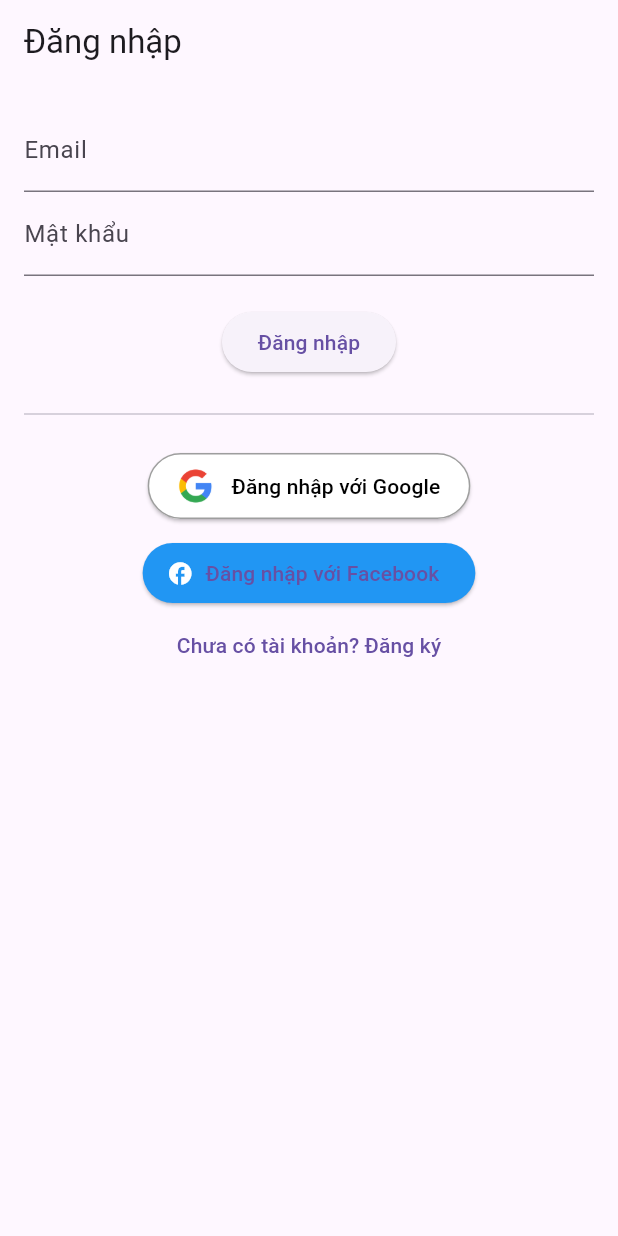
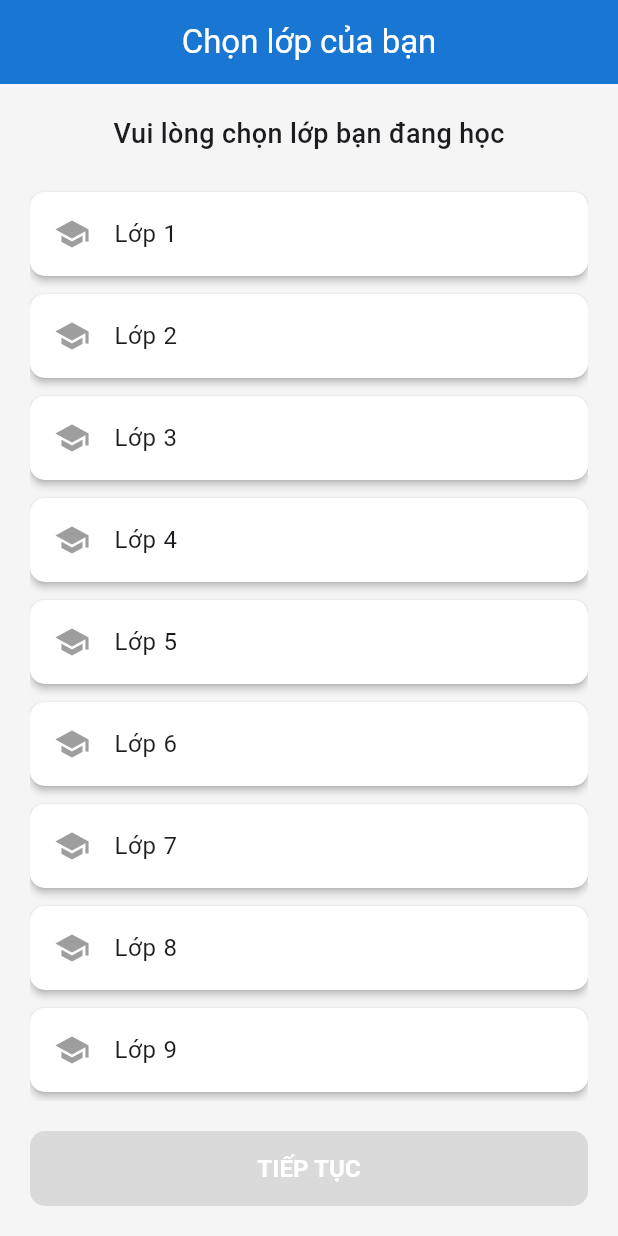
Before and after one commit to Sang20225664/AI-Tutor, a Flutter app: the screen it shows after launch, on a phone screen of 412 x 824 dp. Run offline on Flutter 3.47's test engine with Material 3 defaults, Android fonts, the light colour scheme and no system bars; our stand-ins replace shared_preferences.

Commit message:
choose grade & darkmode

```diff
--- a/ai_tutor_app/lib/main.dart
+++ b/ai_tutor_app/lib/main.dart
@@ -1,19 +1,59 @@
+import 'package:ai_tutor_app/screens/profile_screen.dart';
 import 'package:flutter/material.dart';
-import 'screens/login_screen.dart';
+import 'package:shared_preferences/shared_preferences.dart';
+import 'package:ai_tutor_app/screens/home_screen.dart';
+import 'package:ai_tutor_app/screens/select_grade_screen.dart';
 
-void main() {
-  runApp(const MyApp());
+void main() async {
+  WidgetsFlutterBinding.ensureInitialized();
+  final prefs = await SharedPreferences.getInstance();
+  final hasSelectedGrade = prefs.containsKey('selectedGrade');
+  final isDarkMode = prefs.getBool('isDarkMode') ?? false;
+
+  runApp(
+    MyApp(
+      initialRoute: hasSelectedGrade ? '/home' : '/select-grade',
+      isDarkMode: isDarkMode,
+    ),
+  );
 }
 
-class MyApp extends StatelessWidget {
-  const MyApp({super.key});
+class MyApp extends StatefulWidget {
+  final String initialRoute;
+  final bool isDarkMode;
+  MyApp({required this.initialRoute, required this.isDarkMode});
+
+  @override
+  _MyAppState createState() => _MyAppState();
+}
+
+class _MyAppState extends State<MyApp> {
+  late bool isDarkMode;
+
+  @override
+  void initState() {
+    super.initState();
+    isDarkMode = widget.isDarkMode;
+  }
+
+  void toggleDarkMode() async {
+    final prefs = await SharedPreferences.getInstance();
+    setState(() {
+      isDarkMode = !isDarkMode;
+    });
+    prefs.setBool('isDarkMode', isDarkMode);
+  }
 
   @override
   Widget build(BuildContext context) {
     return MaterialApp(
-      title: 'AI Tutor App',
-      theme: ThemeData(primarySwatch: Colors.indigo),
-      home: const LoginScreen(),
+      theme: isDarkMode ? ThemeData.dark() : ThemeData.light(),
+      initialRoute: widget.initialRoute,
+      routes: {
+        '/home': (context) => HomeScreen(),
+        '/select-grade': (context) => SelectGradeScreen(),
+        '/profile': (context) => ProfileScreen(toggleDarkMode: toggleDarkMode),
+      },
     );
   }
 }
--- a/ai_tutor_app/lib/screens/home_screen.dart
+++ b/ai_tutor_app/lib/screens/home_screen.dart
@@ -118,7 +118,7 @@ class HomeScreen extends StatelessWidget {
                     onTap: () {
                       Navigator.push(
                         context,
-                        MaterialPageRoute(builder: (_) => const ProfileScreen()),
+                        MaterialPageRoute(builder: (_) => ProfileScreen(toggleDarkMode: () {  },)),
                       );
                     },
                   ),
--- a/ai_tutor_app/lib/screens/select_grade_screen.dart
+++ b/ai_tutor_app/lib/screens/select_grade_screen.dart
@@ -0,0 +1,115 @@
+import 'package:flutter/material.dart';
+import 'package:flutter/services.dart';
+import 'package:shared_preferences/shared_preferences.dart';
+
+class SelectGradeScreen extends StatefulWidget {
+  @override
+  _SelectGradeScreenState createState() => _SelectGradeScreenState();
+}
+
+class _SelectGradeScreenState extends State<SelectGradeScreen> {
+  int? _selectedGrade;
+  final List<int> grades = List.generate(12, (index) => index + 1); // Lớp 1-12
+
+  Future<void> _saveGradeAndContinue() async {
+    if (_selectedGrade == null) return;
+
+    final prefs = await SharedPreferences.getInstance();
+    await prefs.setInt('selectedGrade', _selectedGrade!);
+
+    Navigator.pushReplacementNamed(context, '/home');
+  }
+
+  @override
+  Widget build(BuildContext context) {
+    return Scaffold(
+      backgroundColor: Colors.grey[100],
+      appBar: AppBar(
+        title: Text('Chọn lớp của bạn', style: TextStyle(color: Colors.white)),
+        centerTitle: true,
+        backgroundColor: Colors.blue[700],
+        elevation: 0,
+      ),
+      body: Padding(
+        padding: const EdgeInsets.all(20.0),
+        child: Column(
+          children: [
+            Text(
+              'Vui lòng chọn lớp bạn đang học',
+              style: TextStyle(fontSize: 18, fontWeight: FontWeight.w500),
+            ),
+            SizedBox(height: 20),
+            Expanded(
+              child: ListView.builder(
+                itemCount: grades.length,
+                itemBuilder: (context, index) {
+                  final grade = grades[index];
+                  return Card(
+                    elevation: 2,
+                    margin: EdgeInsets.symmetric(vertical: 6),
+                    shape: RoundedRectangleBorder(
+                      borderRadius: BorderRadius.circular(10),
+                    ),
+                    color: _selectedGrade == grade
+                        ? Colors.blue[50]
+                        : Colors.white,
+                    child: ListTile(
+                      leading: Icon(
+                        Icons.school,
+                        color: _selectedGrade == grade
+                            ? Colors.blue[700]
+                            : Colors.grey,
+                      ),
+                      title: Text(
+                        'Lớp $grade',
+                        style: TextStyle(
+                          fontSize: 16,
+                          fontWeight: _selectedGrade == grade
+                              ? FontWeight.bold
+                              : FontWeight.normal,
+                        ),
+                      ),
+                      trailing: _selectedGrade == grade
+                          ? Icon(Icons.check_circle, color: Colors.green)
+                          : null,
+                      onTap: () {
+                        setState(() {
+                          _selectedGrade = grade;
+                          HapticFeedback.lightImpact();
+                        });
+                      },
+                    ),
+                  );
+                },
+              ),
+            ),
+            SizedBox(height: 20),
+            SizedBox(
+              width: double.infinity,
+              height: 50,
+              child: ElevatedButton(
+                style: ElevatedButton.styleFrom(
+                  backgroundColor: _selectedGrade != null
+                      ? Colors.blue[700]
+                      : Colors.grey,
+                  shape: RoundedRectangleBorder(
+                    borderRadius: BorderRadius.circular(10),
+                  ),
+                ),
+                onPressed: _selectedGrade != null ? _saveGradeAndContinue : null,
+                child: Text(
+                  'TIẾP TỤC',
+                  style: TextStyle(
+                    fontSize: 16,
+                    color: Colors.white,
+                    fontWeight: FontWeight.bold,
+                  ),
+                ),
+              ),
+            ),
+          ],
+        ),
+      ),
+    );
+  }
+}
--- a/ai_tutor_app/pubspec.yaml
+++ b/ai_tutor_app/pubspec.yaml
@@ -30,7 +30,7 @@ environment:
 dependencies:
   flutter:
     sdk: flutter
-  flutter_markdown: ^0.6.10
+  markdown_widget: ^2.3.2+8
   http: 1.3.0
   flutter_dotenv: ^5.0.2
 
@@ -41,6 +41,7 @@ dependencies:
   shelf: ^1.4.2
   shelf_router: ^1.1.4
   dart_jsonwebtoken: ^3.2.0
+  shared_preferences: ^2.2.2
 #  http: ^1.3.0
 
 dev_dependencies:
```
Also changed, not shown: ai_tutor_app/lib/screens/profile_screen.dart (+72 -6 lines), ai_tutor_app/lib/services/api_service.dart (+51 -46 lines), ai_tutor_app/pubspec.lock, 11 other files.
